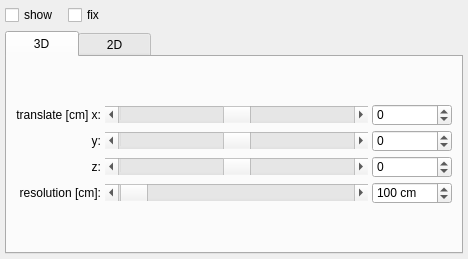
First picture: the form in ui/alignmentGridBox.ui, repository ped-dyn-emp/PeTrack, before the edit.
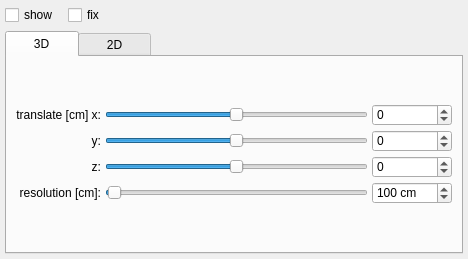
Second picture: the form after the edit. Custom widgets are drawn as their Qt base class.

Commit message: Resolve "Make Slider only scrollable when clicking on them"

```diff
--- a/ui/alignmentGridBox.ui
+++ b/ui/alignmentGridBox.ui
@@ -164,7 +164,7 @@
           </widget>
          </item>
          <item row="0" column="1">
-          <widget class="QScrollBar" name="grid3DTransX">
+          <widget class="PSlider" name="grid3DTransX">
            <property name="sizePolicy">
             <sizepolicy hsizetype="Minimum" vsizetype="Fixed">
              <horstretch>0</horstretch>
@@ -233,7 +233,7 @@
           </widget>
          </item>
          <item row="1" column="1">
-          <widget class="QScrollBar" name="grid3DTransY">
+          <widget class="PSlider" name="grid3DTransY">
            <property name="minimumSize">
             <size>
              <width>0</width>
@@ -293,7 +293,7 @@
           </widget>
          </item>
          <item row="2" column="1">
-          <widget class="QScrollBar" name="grid3DTransZ">
+          <widget class="PSlider" name="grid3DTransZ">
            <property name="sizePolicy">
             <sizepolicy hsizetype="Minimum" vsizetype="Fixed">
              <horstretch>0</horstretch>
@@ -368,7 +368,7 @@
           </widget>
          </item>
          <item row="3" column="1">
-          <widget class="QScrollBar" name="grid3DResolution">
+          <widget class="PSlider" name="grid3DResolution">
            <property name="minimumSize">
             <size>
              <width>0</width>
@@ -781,6 +781,11 @@
    <extends>QSpinBox</extends>
    <header>pspinbox.h</header>
   </customwidget>
+  <customwidget>
+   <class>PSlider</class>
+   <extends>QSlider</extends>
+   <header>pSlider.h</header>
+  </customwidget>
  </customwidgets>
  <resources/>
  <connections>
```
Left out of the diff: 8 changed lines with no effect on the pictures. The commit also changes 6 other files.
